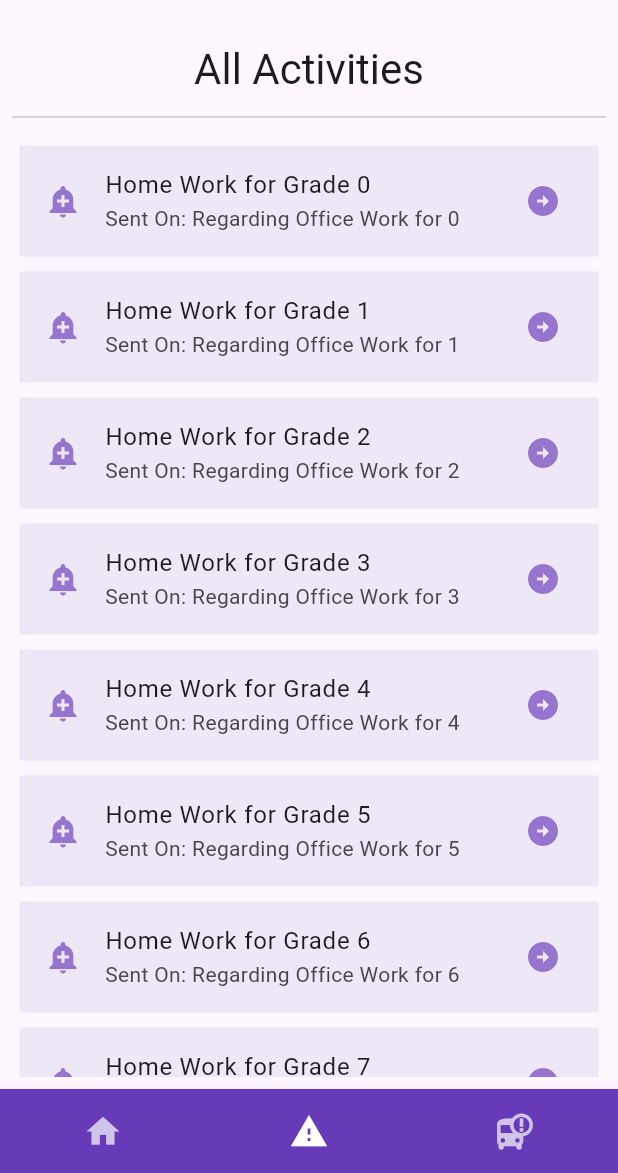
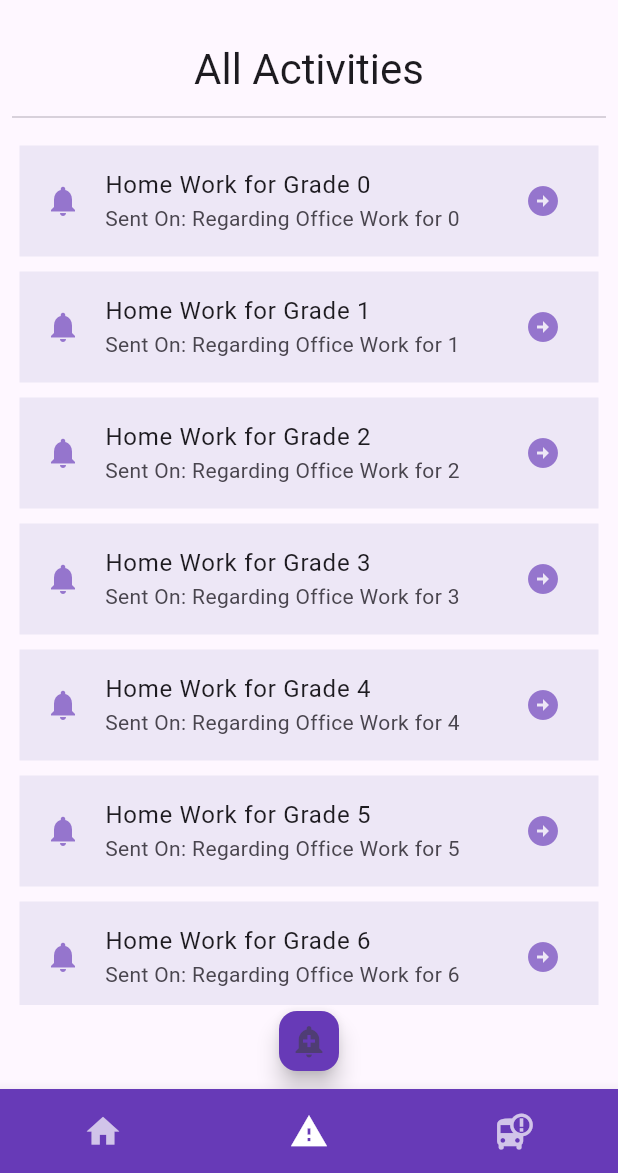
Before and after one commit to LazyyVenom/School_Manager, a Flutter app: the screen it shows once a user with an empty profile is signed in, item 2 of the bottom bar chosen, on a phone screen of 412 x 824 dp, the part 63-1236 px from its top. Run offline on Flutter 3.47's test engine with Material 3 defaults, Android fonts, the phone set to English and light mode, and no system bars; our stand-ins replace firebase_auth, firebase_core, shared_preferences; accounts and stored records are empty; generated files the repository leaves out were written again.

Commit message:
Organizing pages more

```diff
--- a/lib/dashboards/management_dashboard.dart
+++ b/lib/dashboards/management_dashboard.dart
@@ -1,7 +1,7 @@
 import 'package:flutter/material.dart';
-import 'package:school_manager/pages/alert_page_st.dart';
+import 'package:school_manager/pages/management/alert_page_mt.dart';
 import 'package:school_manager/pages/bus_tracking_page.dart';
-import 'package:school_manager/pages/home_page_st.dart';
+import 'package:school_manager/pages/students/home_page_st.dart';
 
 class ManagementDashboard extends StatefulWidget {
   const ManagementDashboard({
--- a/lib/pages/alert_page_st.dart
+++ b/lib/pages/management/alert_page_mt.dart
@@ -29,7 +29,10 @@ class AlertPage extends StatelessWidget {
                         padding: const EdgeInsets.all(1),
                         color: Colors.deepPurple[50],
                         child: ListTile(
-                          leading: Icon(Icons.add_alert, color: Colors.deepPurple[300],),
+                          leading: Icon(
+                            Icons.notifications,
+                            color: Colors.deepPurple[300],
+                          ),
                           title: Text("Home Work for Grade $index "),
                           subtitle:
                               Text("Sent On: Regarding Office Work for $index"),
@@ -44,7 +47,12 @@ class AlertPage extends StatelessWidget {
                 );
               },
             ),
-          )
+          ),
+          FloatingActionButton.small(
+            onPressed: () {},
+            backgroundColor: Colors.deepPurple,
+            child: const Icon(Icons.add_alert),
+            ),
         ],
       ),
     );
```
Also changed, not shown: lib/dashboards/student_dashboard.dart (+4 -4 lines), lib/dashboards/teacher_dashboard.dart (+4 -4 lines), lib/pages/students/alert_page_st.dart (renamed from lib/pages/alert_page_th.dart), lib/pages/students/assignment_page_st.dart (renamed from lib/pages/assignment_page_st.dart), lib/pages/students/attendance_page_st.dart (renamed from lib/pages/attendance_page_st.dart), lib/pages/students/home_page_st.dart (renamed from lib/pages/home_page_st.dart).
